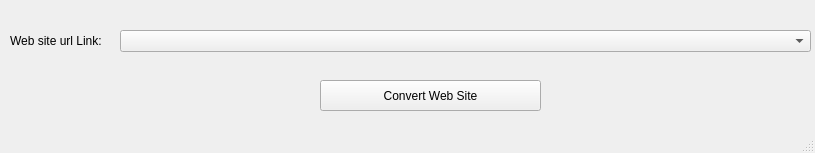
Qt form htmltotext.ui (ramhemanth3/PageRanking-TFIDF) before a commit.
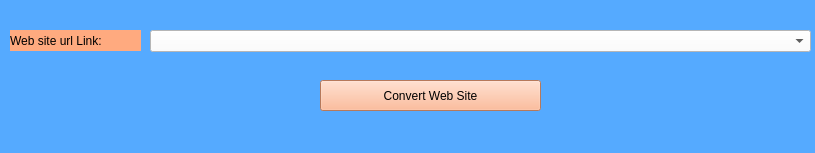
The same form after that commit.

What changed in the file:
```diff
--- a/htmltotext.ui
+++ b/htmltotext.ui
@@ -13,16 +13,24 @@
   <property name="windowTitle">
    <string>convert web site to text</string>
   </property>
+  <property name="styleSheet">
+   <string notr="true"> background-color: rgb(85, 170, 255);</string>
+  </property>
   <widget class="QWidget" name="centralwidget">
    <widget class="QLabel" name="label_5">
     <property name="geometry">
      <rect>
       <x>10</x>
       <y>30</y>
-      <width>101</width>
+      <width>131</width>
       <height>21</height>
      </rect>
     </property>
+    <property name="styleSheet">
+     <string notr="true">background-color: rgb(255, 170, 127);
+font: 75 10pt &quot;Times New Roman&quot;;
+</string>
+    </property>
     <property name="text">
      <string>Web site url Link:</string>
     </property>
@@ -36,6 +44,11 @@
       <height>31</height>
      </rect>
     </property>
+    <property name="styleSheet">
+     <string notr="true">background-color: rgb(255, 170, 127);
+font: 75 10pt &quot;Times New Roman&quot;;
+</string>
+    </property>
     <property name="text">
      <string>Convert Web Site</string>
     </property>
@@ -43,12 +56,15 @@
    <widget class="QComboBox" name="comboBox">
     <property name="geometry">
      <rect>
-      <x>120</x>
+      <x>150</x>
       <y>30</y>
-      <width>691</width>
+      <width>661</width>
       <height>22</height>
      </rect>
     </property>
+    <property name="styleSheet">
+     <string notr="true">background-color: rgb(255, 255, 255);</string>
+    </property>
    </widget>
   </widget>
   <widget class="QStatusBar" name="statusbar"/>
```
